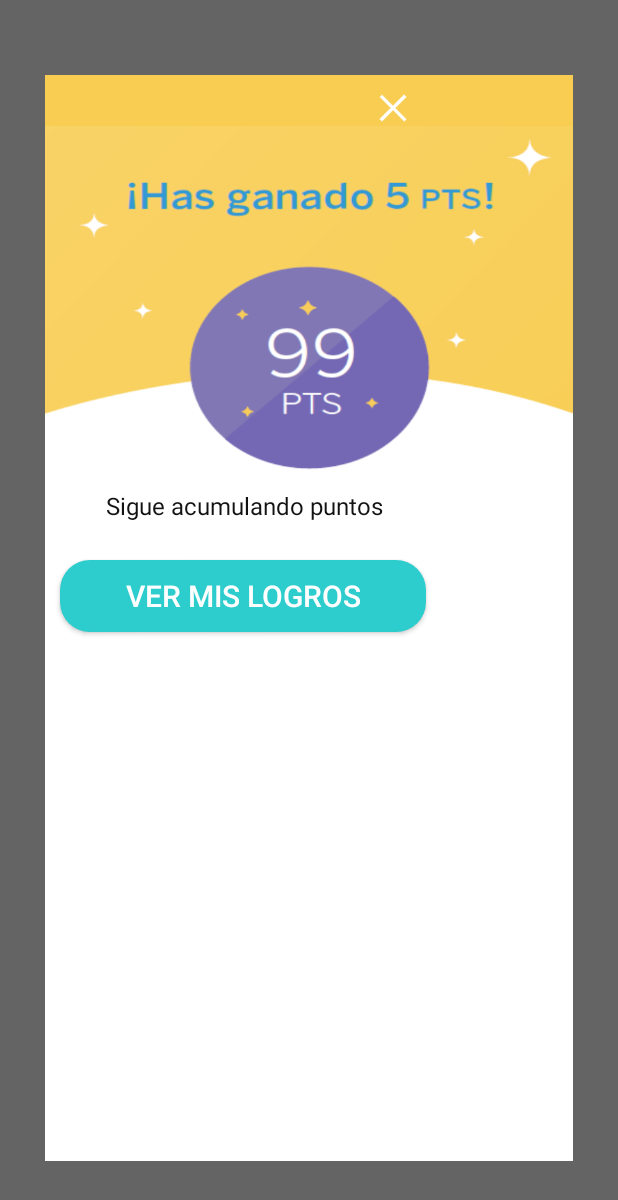
After one commit to CapGemeni/BeHappy, an Android app: the layout fragment_puntos_totales2.xml on its own in the app's theme, with its tools: preview values and no code run, on a phone screen of 412 x 824 dp. The commit adds this screen. Shown: the top 1200 px of the screen. Run offline under Robolectric (Android 15) with nearby library versions, the phone set to English and light mode, and no system bars.

Commit message:
Actividades 15 Mar
-- Se realizo cambios a los dialogos

```diff
--- /dev/null
+++ b/app/src/main/res/drawable-v21/boton_ver_mis_logros.xml
@@ -0,0 +1,7 @@
+<?xml version="1.0" encoding="utf-8"?>
+<shape xmlns:android="http://schemas.android.com/apk/res/android">
+
+    <solid android:color="@color/aqua"/>
+    <corners android:radius="20dp"/>
+
+</shape>
--- a/app/src/main/res/layout/fragment_puntos_totales.xml
+++ b/app/src/main/res/layout/fragment_puntos_totales.xml
@@ -16,7 +16,7 @@
             android:layout_marginRight="30dp"
             android:layout_marginStart="30dp"
             android:layout_marginTop="50dp"
-            android:background="@color/white"
+            android:background="@drawable/bacground_dialog_message"
             android:orientation="vertical">
             <!--contenido-->
             <LinearLayout
--- /dev/null
+++ b/app/src/main/res/layout/fragment_puntos_totales2.xml
@@ -0,0 +1,71 @@
+<layout xmlns:android="http://schemas.android.com/apk/res/android"
+        xmlns:tools="http://schemas.android.com/tools"
+        tools:context="com.bbva.intranet.behappy.modules.recompensas.PuntosTotales2Fragment">
+
+    <LinearLayout
+        android:layout_width="match_parent"
+        android:layout_height="match_parent"
+        android:background="@color/black_op60">
+
+        <LinearLayout
+            android:layout_width="match_parent"
+            android:layout_height="match_parent"
+            android:layout_marginBottom="50dp"
+            android:layout_marginEnd="30dp"
+            android:layout_marginLeft="30dp"
+            android:layout_marginRight="30dp"
+            android:layout_marginStart="30dp"
+            android:layout_marginTop="50dp"
+            android:background="@color/white"
+            android:orientation="vertical">
+            <!--contenido-->
+            <LinearLayout
+                android:layout_width="match_parent"
+                android:layout_height="wrap_content"
+                android:background="@color/yellow">
+                <ImageView
+                    android:id="@+id/btn_close"
+                    android:layout_width="wrap_content"
+                    android:layout_height="wrap_content"
+                    android:layout_marginLeft="220dp"
+                    android:layout_marginTop="10dp"
+                    android:contentDescription="@string/label_close"
+                    android:src="@mipmap/ic_close" />
+            </LinearLayout>
+
+            <LinearLayout
+                android:layout_width="match_parent"
+                android:layout_height="230dp"
+                android:background="@drawable/noventaynueve">
+            </LinearLayout>
+
+            <LinearLayout
+                android:layout_width="320dp"
+                android:layout_height="59dp"
+                android:orientation="vertical">
+                <TextView
+                    android:layout_width="250dp"
+                    android:layout_height="35dp"
+                    android:layout_marginLeft="8dp"
+                    android:layout_marginTop="5dp"
+                    android:gravity="center"
+                    android:text="Sigue acumulando puntos"
+                    android:textColor="@color/black600"
+                    android:textSize="16dp" />
+            </LinearLayout>
+
+            <Button
+                android:id="@+id/boton_ver_mis_logros"
+                android:layout_width="244dp"
+                android:layout_height="wrap_content"
+                android:layout_marginLeft="10dp"
+                android:background="@drawable/boton_ver_mis_logros"
+                android:gravity="center"
+                android:text="Ver mis logros"
+                android:textColor="@color/white"
+                android:textSize="20dp" />
+        </LinearLayout>
+        <!--linearfinales-->
+    </LinearLayout>
+
+</layout>
```
Also changed, not shown: app/src/main/java/com/bbva/intranet/behappy/modules/eventos/ComentarEventoDialog.java (+26 -2 lines), app/src/main/java/com/bbva/intranet/behappy/modules/eventos/DialogValorarEvento.java (+14 -1 lines), app/src/main/java/com/bbva/intranet/behappy/modules/recompensas/PuntosTotales2Fragment.java (added, +89 -0 lines), app/src/main/java/com/bbva/intranet/behappy/modules/recompensas/PuntosTotalesFragment.java (+55 -6 lines), app/src/main/res/drawable-v21/fragment_puntos_totales2.xml (added, +71 -0 lines), app/src/main/res/layout/fragment_dialog_valorar_evento.xml (+12 -1 lines), app/src/main/res/drawable-v21/mispuntostotales.png (added), app/src/main/res/drawable-v21/noventaynueve.png (added), 10 other files.
